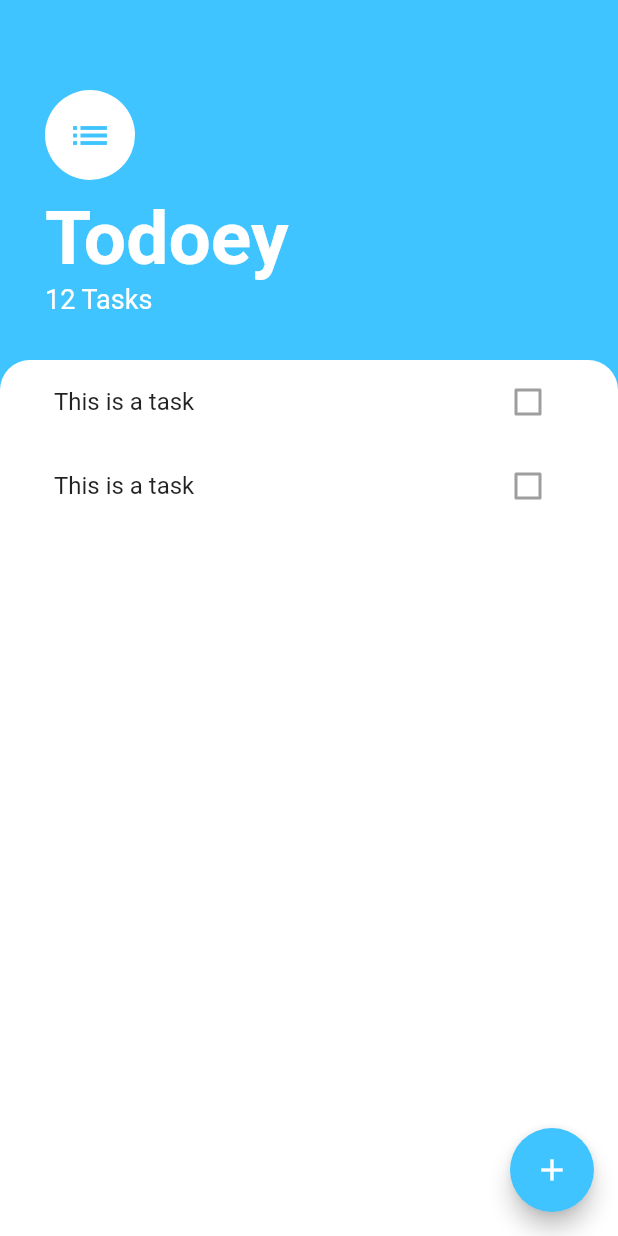
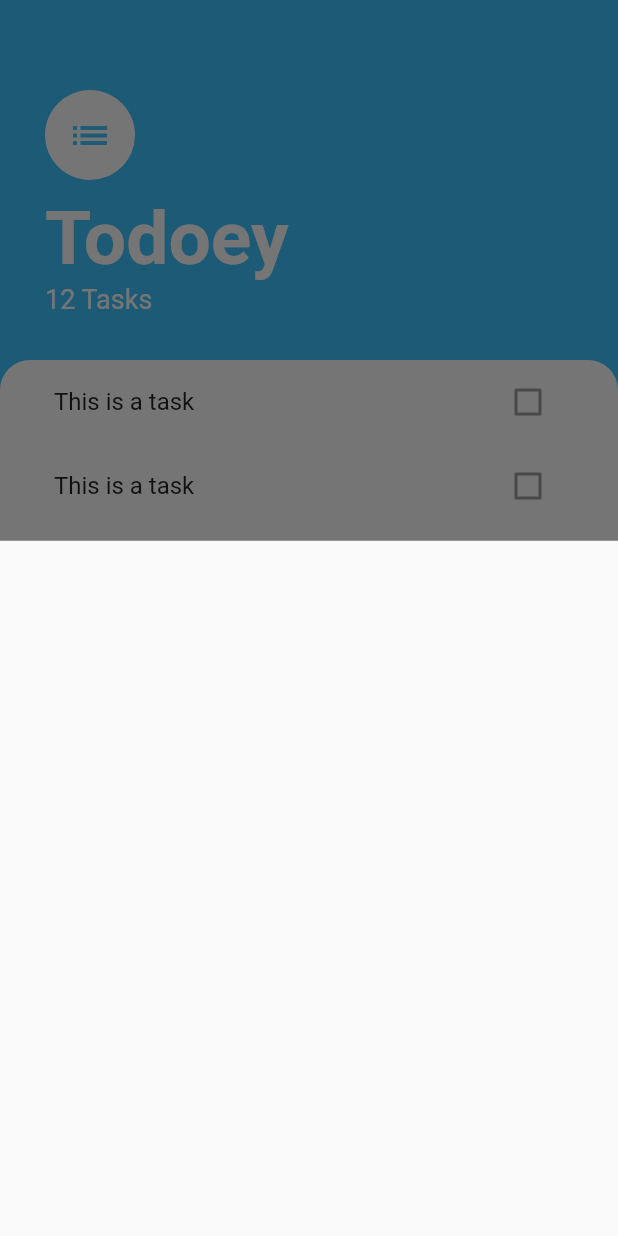
Before and after one commit to Oyekunle-Mark/rango_planner, a Flutter app: the screen it shows after launch, after a tap on the "add" icon, on a phone screen of 412 x 824 dp. Run offline on Flutter 3.47's test engine with Material 2 defaults, Android fonts, the phone set to English and light mode, and no system bars.

Commit message:
The fab slides in a bottom sheet

```diff
--- a/lib/screens/tasks_screen.dart
+++ b/lib/screens/tasks_screen.dart
@@ -2,6 +2,8 @@ import 'package:flutter/material.dart';
 import 'package:todoey/widgets/tasks_list.dart';
 
 class TasksScreen extends StatelessWidget {
+  Widget buildBottomSheet(BuildContext context) => Container();
+
   @override
   Widget build(BuildContext context) {
     return Scaffold(
@@ -11,7 +13,12 @@ class TasksScreen extends StatelessWidget {
         child: Icon(
           Icons.add,
         ),
-        onPressed: () {},
+        onPressed: () {
+          showModalBottomSheet(
+            context: context,
+            builder: buildBottomSheet,
+          );
+        },
       ),
       body: Column(
         crossAxisAlignment: CrossAxisAlignment.start,
```
